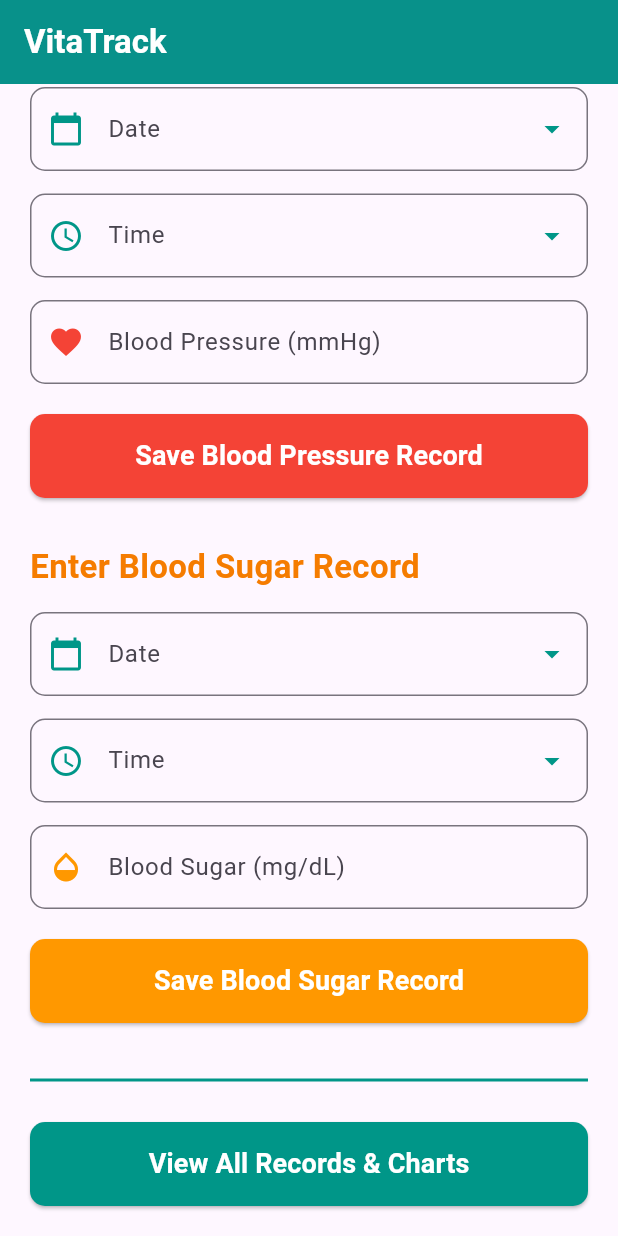
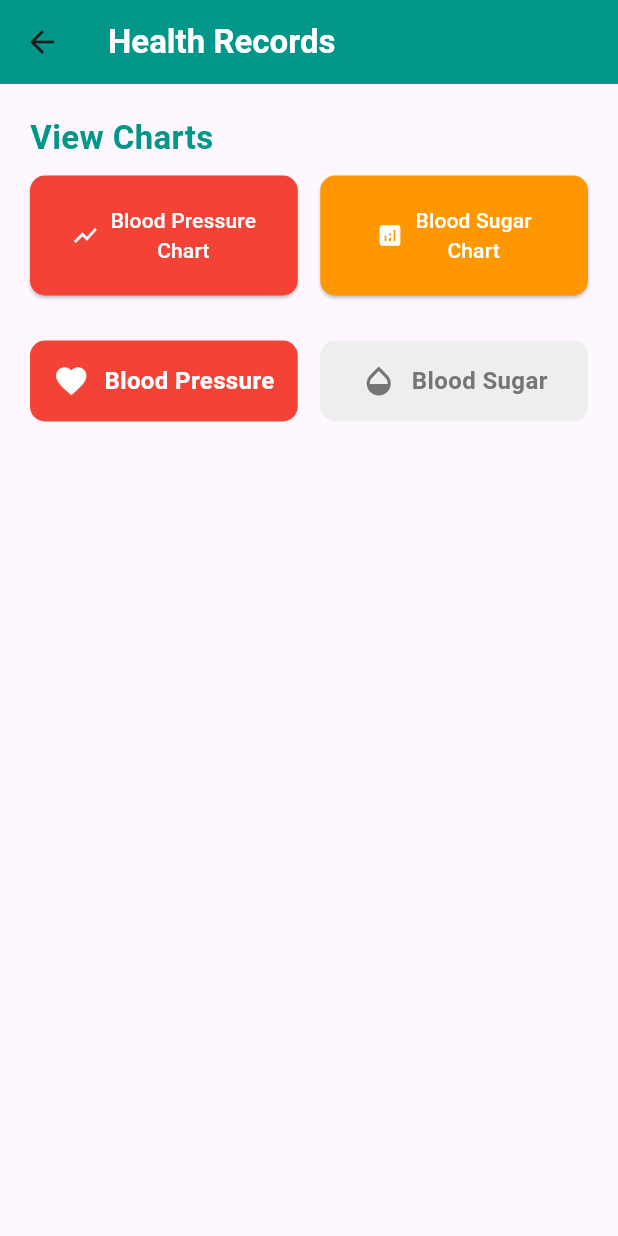
Before and after one commit to DularaJ/VitaTrack, a Flutter app: the screen it shows after launch, scrolled down 461 dp, after a tap on "View All Records & Charts", on a phone screen of 412 x 824 dp. Run offline on Flutter 3.47's test engine with Material 3 defaults, Android fonts, the phone set to English and light mode, and no system bars.

Commit message:
Enables navigation to new health records page
Introduces a new page for viewing health records with tabs for blood pressure and blood sugar, accessible via a button on the main page. Updates asset configuration to include all assets. Improves user experience by providing structured access to health data charts.

```diff
--- a/lib/main.dart
+++ b/lib/main.dart
@@ -391,12 +391,12 @@ class _MainPageState extends State<MainPage> {
               width: double.infinity,
               child: ElevatedButton(
                 onPressed: () {
-                  // Navigator.push(
-                  //   context,
-                  //   MaterialPageRoute(
-                  //     builder: (context) => SecondPage(),
-                  //   ),
-                  // );
+                  Navigator.push(
+                    context,
+                    MaterialPageRoute(
+                      builder: (context) => SecondPage(),
+                    ),
+                  );
                 },
                 style: ElevatedButton.styleFrom(
                   backgroundColor: Colors.teal,
--- a/lib/second.dart
+++ b/lib/second.dart
@@ -0,0 +1,172 @@
+import 'package:flutter/material.dart';
+
+class SecondPage extends StatefulWidget {
+  const SecondPage({super.key});
+
+  @override
+  State<SecondPage> createState() => _SecondPageState();
+}
+
+class _SecondPageState extends State<SecondPage> {
+  String selectedFilter = 'All';
+  int selectedTab = 0;
+
+  @override
+  Widget build(BuildContext context) {
+    return Scaffold(
+      appBar: AppBar(
+        title: Text(
+          'Health Records',
+          style: TextStyle(
+            fontWeight: FontWeight.bold,
+            color: Colors.white,
+          ),
+        ),
+        backgroundColor: Colors.teal,
+      ),
+      body: SingleChildScrollView(
+        padding: EdgeInsets.all(20),
+        child: Column(
+          crossAxisAlignment: CrossAxisAlignment.start,
+          children: [
+            //View Chart Button
+            Text(
+              'View Charts',
+              style: TextStyle(
+                fontSize: 22,
+                fontWeight: FontWeight.bold,
+                color: Colors.teal,
+              ),
+            ),
+            SizedBox(height: 10),
+
+            Row(
+              children: [
+                Expanded(
+                  child: ElevatedButton.icon(
+                    onPressed: (){
+                      // Function will be added by backend developer
+                    },
+                    icon: Icon(Icons.show_chart, color: Colors.white,),
+                      label: Text(
+                        'Blood Pressure\nChart',
+                        textAlign: TextAlign.center,
+                        style: TextStyle(color: Colors.white, fontSize: 14),
+                      ),
+                      style: ElevatedButton.styleFrom(
+                        backgroundColor: Colors.red,
+                        padding: EdgeInsets.symmetric(vertical: 20),
+                        shape: RoundedRectangleBorder(
+                          borderRadius: BorderRadius.circular(10),
+                        ),
+                      ),
+                    ),
+                ),
+                SizedBox(width: 15),
+                Expanded(
+                  child: ElevatedButton.icon(
+                    onPressed: () {
+                      // Function will be added by backend developer
+                    },
+                    icon: Icon(Icons.analytics, color: Colors.white),
+                    label: Text(
+                      'Blood Sugar\nChart',
+                      textAlign: TextAlign.center,
+                      style: TextStyle(color: Colors.white, fontSize: 14),
+                    ),
+                    style: ElevatedButton.styleFrom(
+                      backgroundColor: Colors.orange,
+                      padding: EdgeInsets.symmetric(vertical: 20),
+                      shape: RoundedRectangleBorder(
+                        borderRadius: BorderRadius.circular(10),
+                      ),
+                    ),
+                  ),
+                ),
+              ],
+            ),
+            SizedBox(height: 30),
+
+            //Tab Section
+            Row(
+              children: [
+                Expanded(
+                  child: GestureDetector(
+                    onTap: (){
+                      setState(() {
+                        selectedTab = 0;
+                      });
+                    },
+                    child: Container(
+                      padding: EdgeInsets.symmetric(vertical: 15),
+                      decoration: BoxDecoration(
+                        color: selectedTab == 0 ? Colors.red : Colors.grey[200],
+                        borderRadius: BorderRadius.circular(10),
+                      ),
+                      child: Row(
+                        mainAxisAlignment: MainAxisAlignment.center,
+                        children: [
+                          Icon(
+                            Icons.favorite,
+                            color: selectedTab == 0 ? Colors.white : Colors.grey,
+                          ),
+                          SizedBox(width: 10),
+                          Text(
+                            'Blood Pressure',
+                            style: TextStyle(
+                              fontSize: 16,
+                              color: selectedTab == 0 ? Colors.white : Colors.grey,
+                              fontWeight: FontWeight.bold,
+                            ),
+                          ),
+                        ],
+                      ),
+                    ),
+                  ),
+                ),
+                SizedBox(width: 15),
+                Expanded(
+                  child: GestureDetector(
+                    onTap: (){
+                      setState(() {
+                        selectedTab = 1;
+                      });
+                    },
+                    child: Container(
+                      padding: EdgeInsets.symmetric(vertical: 15),
+                      decoration: BoxDecoration(
+                        color: selectedTab == 1 ? Colors.orange : Colors.grey[200],
+                        borderRadius: BorderRadius.circular(10),
+                      ),
+                      child: Row(
+                        mainAxisAlignment: MainAxisAlignment.center,
+                        children: [
+                          Icon(
+                            Icons.opacity,
+                            color: selectedTab == 1 ? Colors.white : Colors.grey[600],
+                          ),
+                          SizedBox(width: 10),
+                          Text(
+                            'Blood Sugar',
+                            style: TextStyle(
+                              fontSize: 16,
+                              fontWeight: FontWeight.bold,
+                              color: selectedTab == 1 ? Colors.white : Colors.grey[600],
+                            ),
+                          ),
+                        ],
+                      ),
+                    ),
+                  ),
+                ),
+              ],
+            ),
+            SizedBox(height: 20),
+
+
+          ],
+        ),
+      ),
+    );
+  }
+}
--- a/pubspec.yaml
+++ b/pubspec.yaml
@@ -58,8 +58,8 @@ flutter:
   uses-material-design: true
 
   # To add assets to your application, add an assets section, like this:
-  # assets:
-  #   - images/a_dot_burr.jpeg
+  assets:
+    - assets/
   #   - images/a_dot_ham.jpeg
 
   # An image asset can refer to one or more resolution-specific "variants", see
```
